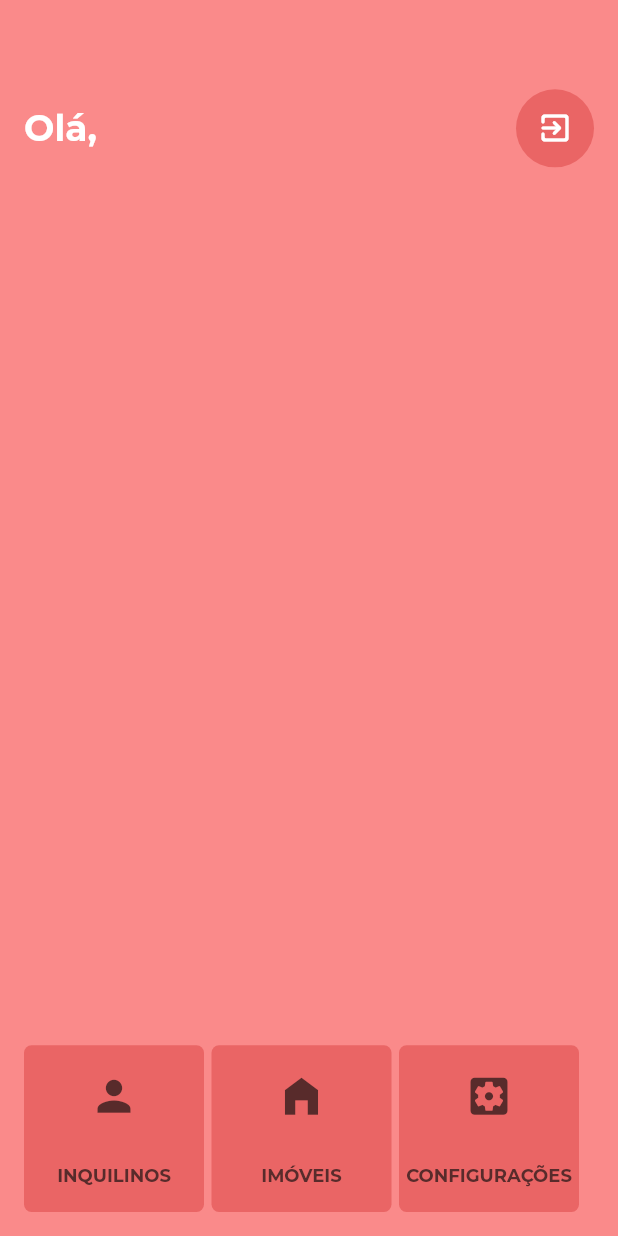
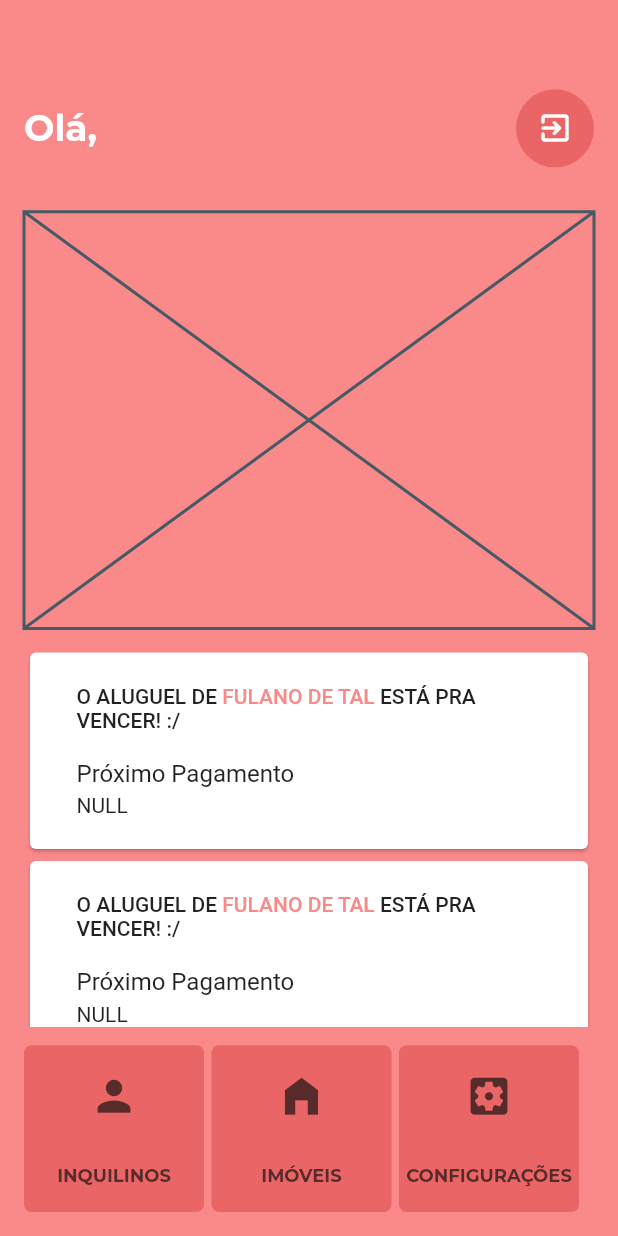
Before and after one commit to hereisjohnny2/renter_manager, a Flutter app: the Dashboard screen opened directly, on a phone screen of 412 x 824 dp. Run offline on Flutter 3.47's test engine with Material 2 defaults, Android fonts, the light colour scheme and no system bars; our stand-ins replace cloud_firestore, firebase_auth, firebase_core, google_fonts; accounts and stored records are empty.

Commit message:
input type email and last notifications widgets

```diff
--- /dev/null
+++ b/lib/pages/dashboard/components/last_notifications_list.dart
@@ -0,0 +1,26 @@
+import 'package:flutter/material.dart';
+import 'package:renter_manager/models/renter.dart';
+import 'package:renter_manager/pages/dashboard/components/navigation_card.dart';
+
+class LastNotificationsList extends StatelessWidget {
+  final List<Renter> renters;
+
+  const LastNotificationsList({Key key, this.renters}) : super(key: key);
+
+  @override
+  Widget build(BuildContext context) {
+    return Flexible(
+      flex: 5,
+      child: Padding(
+        padding: EdgeInsets.symmetric(vertical: 12.0),
+        child: ListView.builder(
+          padding: EdgeInsets.all(0.0),
+          itemCount: renters.length,
+          itemBuilder: (context, index) {
+            return NotificationCard(renter: renters[index]);
+          },
+        ),
+      ),
+    );
+  }
+}
--- a/lib/pages/dashboard/components/navigation_card.dart
+++ b/lib/pages/dashboard/components/navigation_card.dart
@@ -14,7 +14,7 @@ class NotificationCard extends StatelessWidget {
     return GestureDetector(
       child: Card(
         child: Padding(
-          padding: const EdgeInsets.fromLTRB(31.0, 21.0, 31.0, 21.0),
+          padding: const EdgeInsets.symmetric(horizontal: 31.0, vertical: 21.0),
           child: Column(
             crossAxisAlignment: CrossAxisAlignment.start,
             children: <Widget>[
--- a/lib/pages/dashboard/dashboard.dart
+++ b/lib/pages/dashboard/dashboard.dart
@@ -5,6 +5,7 @@ import 'package:renter_manager/models/renter.dart';
 import 'package:flutter/material.dart';
 import 'package:renter_manager/models/user.dart';
 import 'package:renter_manager/pages/dashboard/components/dashboard_button_list.dart';
+import 'package:renter_manager/pages/dashboard/components/last_notifications_list.dart';
 import 'package:renter_manager/pages/dashboard/components/welcome_bar.dart';
 
 import 'package:renter_manager/data/fakeData.dart';
@@ -70,9 +71,10 @@ class _DashboardState extends State<Dashboard> {
                 children: [
                   WelcomeBar(user: _user, name: data['name']),
                   Expanded(
-                    flex: 10,
-                    child: Container(),
+                    flex: 5,
+                    child: Placeholder(),
                   ),
+                  LastNotificationsList(renters: renters),
                   DashboardButtonList(),
                 ],
               ),
--- a/lib/pages/login/form.dart
+++ b/lib/pages/login/form.dart
@@ -28,7 +28,11 @@ class _AuthenticationFormState extends State<AuthenticationForm> {
             child: Column(
               mainAxisAlignment: MainAxisAlignment.center,
               children: [
-                FormInput(controller: _emailController, label: "Email"),
+                FormInput(
+                  controller: _emailController,
+                  label: "Email",
+                  inputType: TextInputType.emailAddress,
+                ),
                 FormInput(
                     controller: _passController,
                     label: "Senha",
```
Also changed, not shown: lib/components/form_input.dart (+17 -13 lines), lib/pages/signup/form.dart (+6 -1 lines).
